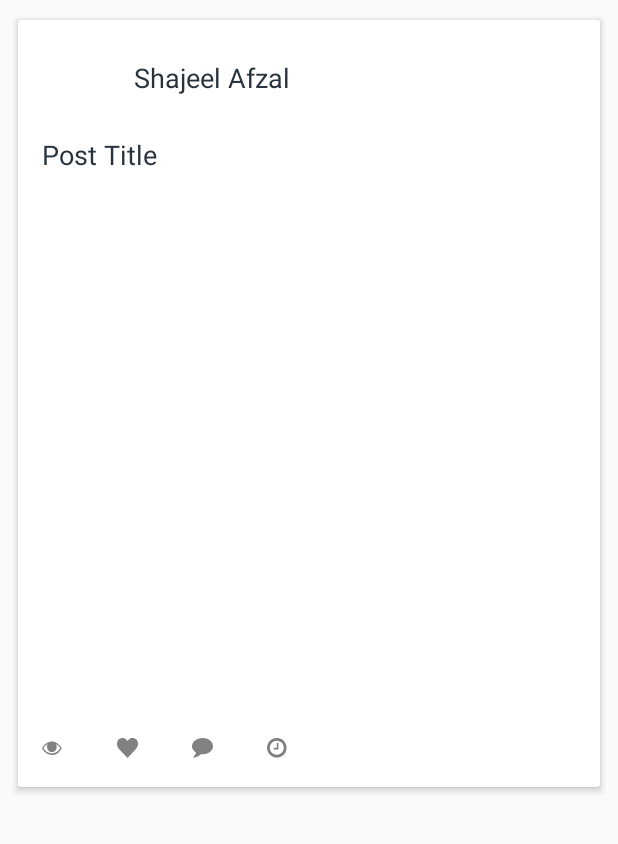
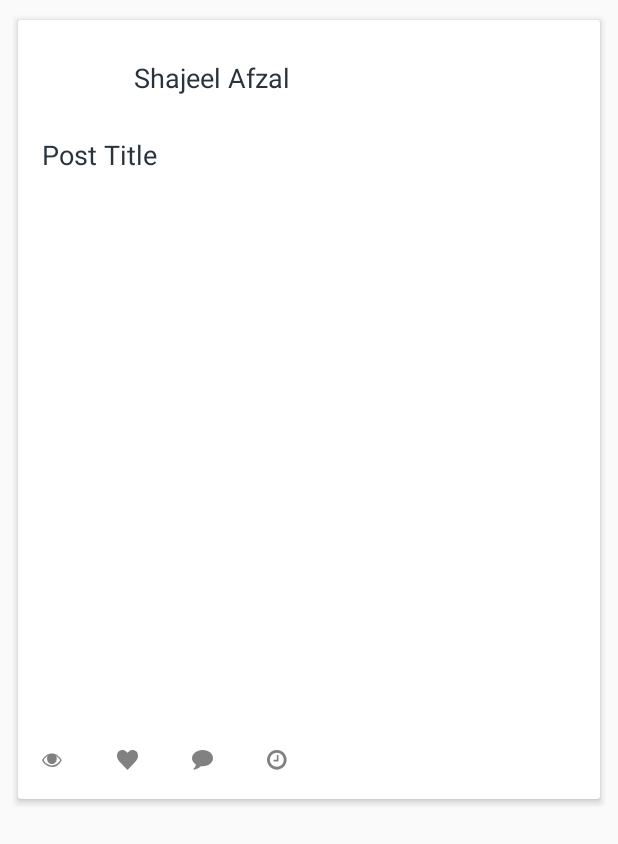
Before and after one commit to Shajeel-Afzal/social_sdk_android, an Android app: the layout post_item_list_view.xml on its own in the app's theme, with its tools: preview values and no code run, on a phone screen of 412 x 824 dp. Shown: the top 844 px of the screen. Run offline under Robolectric (Android 15) with nearby library versions, the phone set to English and light mode, and no system bars.

Commit message:
Increased bottom margin for the Post Text

```diff
--- a/firebase_social_network_sdk/src/main/res/layout/post_item_list_view.xml
+++ b/firebase_social_network_sdk/src/main/res/layout/post_item_list_view.xml
@@ -59,7 +59,7 @@
                 android:id="@+id/titleTextView"
                 android:layout_width="match_parent"
                 android:layout_height="wrap_content"
-                android:layout_marginBottom="@dimen/intrinsic_padding"
+                android:layout_marginBottom="@dimen/activity_vertical_margin"
                 android:layout_marginEnd="@dimen/activity_horizontal_margin"
                 android:layout_marginStart="@dimen/activity_horizontal_margin"
                 android:ellipsize="end"
```
